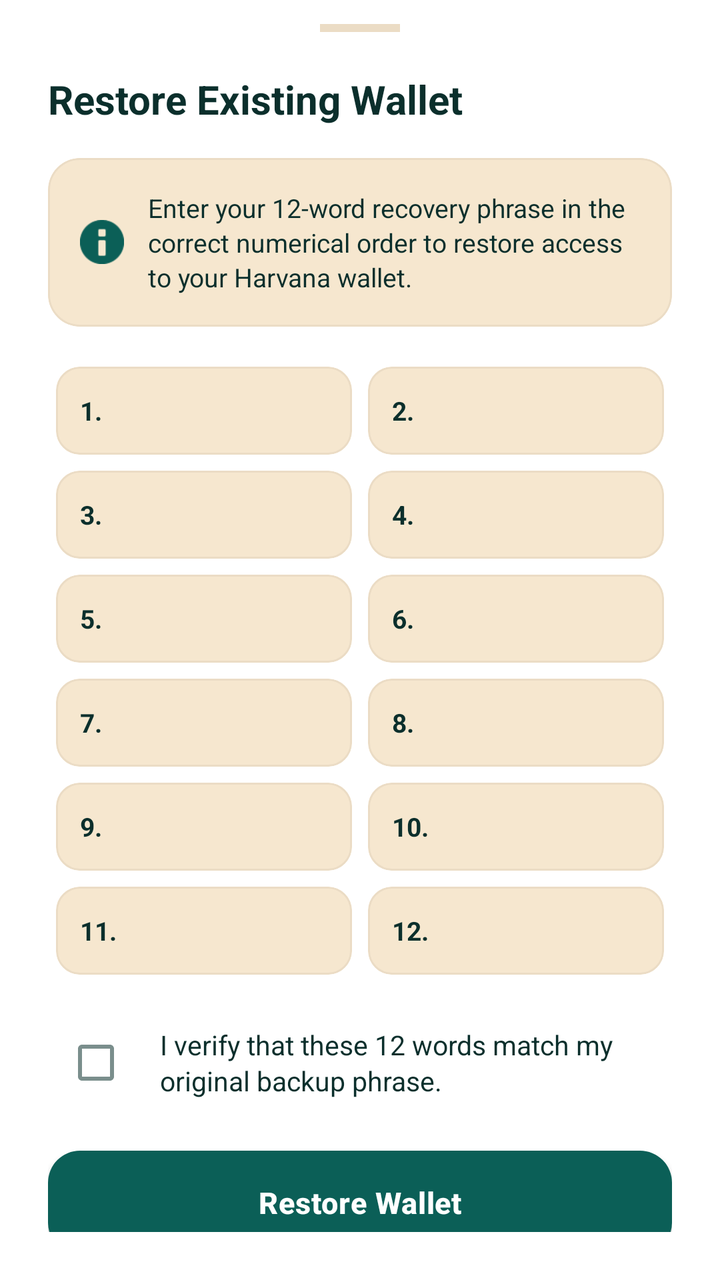
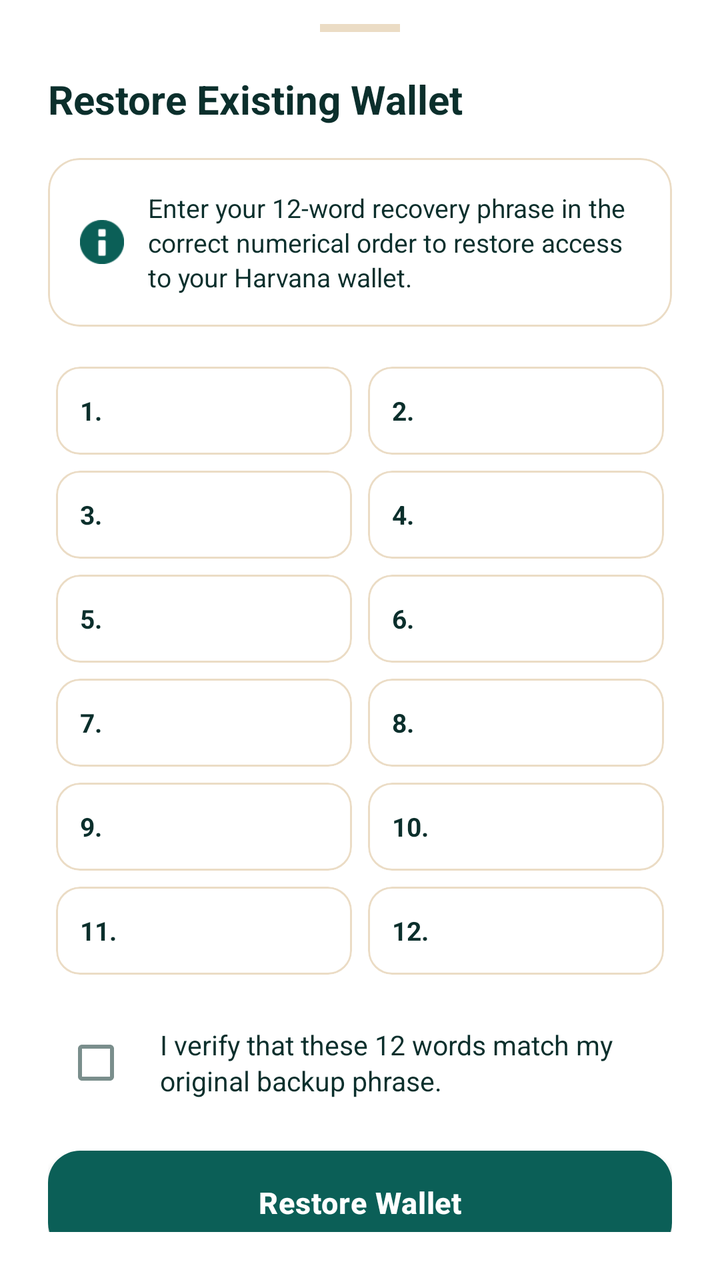

Compare the two renders of this Android layout. The source of the first and the diff that turns it into the second are given below.
<!-- AndroidManifest.xml: application theme AppTheme -->
<!-- res/layout/bottom_sheet_recovery_phrase_old.xml -->
<LinearLayout
	xmlns:android="http://schemas.android.com/apk/res/android"
	xmlns:app="http://schemas.android.com/apk/res-auto"
	xmlns:tools="http://schemas.android.com/tools"
	android:layout_width="match_parent"
	android:layout_height="wrap_content"
	android:background="?attr/colorSurface"
	android:orientation="vertical">
	<LinearLayout
		android:id="@+id/linear70"
		android:layout_width="match_parent"
		android:layout_height="wrap_content"
		android:paddingLeft="24dp"
		android:paddingTop="12dp"
		android:paddingRight="24dp"
		android:paddingBottom="24dp"
		android:gravity="center_horizontal"
		android:orientation="vertical">
		<View
			android:id="@+id/view71"
			android:layout_width="40dp"
			android:layout_height="4dp"
			android:layout_marginBottom="20dp"
			android:background="@color/colorCardStroke" />
		<TextView
			android:id="@+id/tv_title"
			android:layout_width="match_parent"
			android:layout_height="wrap_content"
			android:layout_marginBottom="16dp"
			android:text="Restore Existing Wallet"
			android:textSize="20sp"
			android:textStyle="bold"
			android:focusable="false" />
		<com.google.android.material.card.MaterialCardView
			android:id="@+id/cardview1"
			android:layout_width="match_parent"
			android:layout_height="wrap_content"
			android:layout_marginBottom="16dp"
			app:cardBackgroundColor="@color/colorSurfaceRaised"
			app:cardCornerRadius="16dp"
			app:cardElevation="0dp"
			app:strokeWidth="1dp"
			app:strokeColor="@color/colorCardStroke">
			<LinearLayout
				android:id="@+id/linear72"
				android:layout_width="match_parent"
				android:layout_height="wrap_content"
				android:padding="16dp"
				android:gravity="center_vertical"
				android:orientation="horizontal">
				<ImageView
					android:id="@+id/imageview4"
					android:layout_width="22dp"
					android:layout_height="22dp"
					android:scaleType="centerInside"
					android:src="@android:drawable/ic_dialog_info"
					android:focusable="false"
					android:layout_marginEnd="12dp"
					android:contentDescription="InfoIcon"
					app:tint="@color/colorAccent" />
				<TextView
					android:id="@+id/textview7"
					android:layout_width="0dp"
					android:layout_height="wrap_content"
					android:text="Enter your 12-word recovery phrase in the correct numerical order to restore access to your Harvana wallet."
					android:textSize="13sp"
					android:layout_weight="1"
					android:focusable="false"
					android:lineSpacingExtra="2dp" />
			</LinearLayout>
		</com.google.android.material.card.MaterialCardView>
		<LinearLayout
			android:id="@+id/linear73"
			android:layout_width="match_parent"
			android:layout_height="wrap_content"
			android:layout_marginBottom="16dp"
			android:orientation="vertical">
			<LinearLayout
				android:id="@+id/linear74"
				android:layout_width="match_parent"
				android:layout_height="wrap_content"
				android:orientation="horizontal">
				<com.google.android.material.card.MaterialCardView
					android:id="@+id/cardview2"
					android:layout_width="0dp"
					android:layout_height="44dp"
					android:layout_margin="4dp"
					app:cardBackgroundColor="@color/colorSurfaceRaised"
					android:layout_weight="1"
					app:cardCornerRadius="12dp"
					app:cardElevation="0dp"
					app:strokeColor="@color/colorCardStroke"
					app:strokeWidth="1dp">
					<LinearLayout
						android:id="@+id/linear75"
						android:layout_width="match_parent"
						android:layout_height="match_parent"
						android:gravity="center_vertical"
						android:paddingStart="12dp"
						android:paddingEnd="12dp">
						<TextView
							android:id="@+id/tv_num_1"
							android:layout_width="wrap_content"
							android:layout_height="wrap_content"
							android:text="1."
							android:textSize="13sp"
							android:textStyle="bold"
							android:focusable="false" />
						<EditText
							android:id="@+id/et_word_1"
							android:layout_width="match_parent"
							android:layout_height="match_parent"
							android:textSize="15sp"
							android:textStyle="bold"
							android:imeOptions="actionNext"
							android:background="@null"
							android:inputType="textNoSuggestions"
							android:layout_marginStart="8dp"
							android:focusable="true"
							android:focusableInTouchMode="true"
							android:cursorVisible="true"
							android:maxLines="1" />
					</LinearLayout>
				</com.google.android.material.card.MaterialCardView>
				<com.google.android.material.card.MaterialCardView
					android:id="@+id/cardview3"
					android:layout_width="0dp"
					android:layout_height="44dp"
					android:layout_margin="4dp"
					app:cardBackgroundColor="@color/colorSurfaceRaised"
					android:layout_weight="1"
					app:cardCornerRadius="12dp"
					app:cardElevation="0dp"
					app:strokeColor="@color/colorCardStroke"
					app:strokeWidth="1dp">
					<LinearLayout
						android:id="@+id/linear76"
						android:layout_width="match_parent"
						android:layout_height="match_parent"
						android:gravity="center_vertical"
						android:paddingStart="12dp"
						android:paddingEnd="12dp">
						<TextView
							android:id="@+id/tv_num_2"
							android:layout_width="wrap_content"
							android:layout_height="wrap_content"
							android:text="2."
							android:textSize="13sp"
							android:textStyle="bold"
							android:focusable="false" />
						<EditText
							android:id="@+id/et_word_2"
							android:layout_width="match_parent"
							android:layout_height="match_parent"
							android:textSize="15sp"
							android:textStyle="bold"
							android:imeOptions="actionNext"
							android:background="@null"
							android:inputType="textNoSuggestions"
							android:layout_marginStart="8dp"
							android:focusable="true"
							android:focusableInTouchMode="true"
							android:cursorVisible="true"
							android:maxLines="1" />
					</LinearLayout>
				</com.google.android.material.card.MaterialCardView>
			</LinearLayout>
			<LinearLayout
				android:id="@+id/linear77"
				android:layout_width="match_parent"
				android:layout_height="wrap_content"
				android:orientation="horizontal">
				<com.google.android.material.card.MaterialCardView
					android:id="@+id/cardview4"
					android:layout_width="0dp"
					android:layout_height="44dp"
					android:layout_margin="4dp"
					app:cardBackgroundColor="@color/colorSurfaceRaised"
					android:layout_weight="1"
					app:cardCornerRadius="12dp"
					app:cardElevation="0dp"
					app:strokeColor="@color/colorCardStroke"
					app:strokeWidth="1dp">
					<LinearLayout
						android:id="@+id/linear78"
						android:layout_width="match_parent"
						android:layout_height="match_parent"
						android:gravity="center_vertical"
						android:paddingStart="12dp"
						android:paddingEnd="12dp">
						<TextView
							android:id="@+id/tv_num_3"
							android:layout_width="wrap_content"
							android:layout_height="wrap_content"
							android:text="3."
							android:textSize="13sp"
							android:textStyle="bold"
							android:focusable="false" />
						<EditText
							android:id="@+id/et_word_3"
							android:layout_width="match_parent"
							android:layout_height="match_parent"
							android:textSize="15sp"
							android:textStyle="bold"
							android:imeOptions="actionNext"
							android:background="@null"
							android:inputType="textNoSuggestions"
							android:layout_marginStart="8dp"
							android:focusable="true"
							android:focusableInTouchMode="true"
							android:cursorVisible="true"
							android:maxLines="1" />
					</LinearLayout>
				</com.google.android.material.card.MaterialCardView>
				<com.google.android.material.card.MaterialCardView
					android:id="@+id/cardview5"
					android:layout_width="0dp"
					android:layout_height="44dp"
					android:layout_margin="4dp"
					app:cardBackgroundColor="@color/colorSurfaceRaised"
					android:layout_weight="1"
					app:cardCornerRadius="12dp"
					app:cardElevation="0dp"
					app:strokeColor="@color/colorCardStroke"
					app:strokeWidth="1dp">
					<LinearLayout
						android:id="@+id/linear79"
						android:layout_width="match_parent"
						android:layout_height="match_parent"
						android:gravity="center_vertical"
						android:paddingStart="12dp"
						android:paddingEnd="12dp">
						<TextView
							android:id="@+id/tv_num_4"
							android:layout_width="wrap_content"
							android:layout_height="wrap_content"
							android:text="4."
							android:textSize="13sp"
							android:textStyle="bold"
							android:focusable="false" />
						<EditText
							android:id="@+id/et_word_4"
							android:layout_width="match_parent"
							android:layout_height="match_parent"
							android:textSize="15sp"
							android:textStyle="bold"
							android:imeOptions="actionNext"
							android:background="@null"
							android:inputType="textNoSuggestions"
							android:layout_marginStart="8dp"
							android:focusable="true"
							android:focusableInTouchMode="true"
							android:cursorVisible="true"
							android:maxLines="1" />
					</LinearLayout>
				</com.google.android.material.card.MaterialCardView>
			</LinearLayout>
			<LinearLayout
				android:id="@+id/linear80"
				android:layout_width="match_parent"
				android:layout_height="wrap_content"
				android:orientation="horizontal">
				<com.google.android.material.card.MaterialCardView
					android:id="@+id/cardview6"
					android:layout_width="0dp"
					android:layout_height="44dp"
					android:layout_margin="4dp"
					app:cardBackgroundColor="@color/colorSurfaceRaised"
					android:layout_weight="1"
					app:cardCornerRadius="12dp"
					app:cardElevation="0dp"
					app:strokeColor="@color/colorCardStroke"
					app:strokeWidth="1dp">
					<LinearLayout
						android:id="@+id/linear81"
						android:layout_width="match_parent"
						android:layout_height="match_parent"
						android:gravity="center_vertical"
						android:paddingStart="12dp"
						android:paddingEnd="12dp">
						<TextView
							android:id="@+id/tv_num_5"
							android:layout_width="wrap_content"
							android:layout_height="wrap_content"
							android:text="5."
							android:textSize="13sp"
							android:textStyle="bold"
							android:focusable="false" />
						<EditText
							android:id="@+id/et_word_5"
							android:layout_width="match_parent"
							android:layout_height="match_parent"
							android:textSize="15sp"
							android:textStyle="bold"
							android:imeOptions="actionNext"
							android:background="@null"
							android:inputType="textNoSuggestions"
							android:layout_marginStart="8dp"
							android:focusable="true"
							android:focusableInTouchMode="true"
							android:cursorVisible="true"
							android:maxLines="1" />
					</LinearLayout>
				</com.google.android.material.card.MaterialCardView>
				<com.google.android.material.card.MaterialCardView
					android:id="@+id/cardview7"
					android:layout_width="0dp"
					android:layout_height="44dp"
					android:layout_margin="4dp"
					app:cardBackgroundColor="@color/colorSurfaceRaised"
					android:layout_weight="1"
					app:cardCornerRadius="12dp"
					app:cardElevation="0dp"
					app:strokeColor="@color/colorCardStroke"
					app:strokeWidth="1dp">
					<LinearLayout
						android:id="@+id/linear82"
						android:layout_width="match_parent"
						android:layout_height="match_parent"
						android:gravity="center_vertical"
						android:paddingStart="12dp"
						android:paddingEnd="12dp">
						<TextView
							android:id="@+id/tv_num_6"
							android:layout_width="wrap_content"
							android:layout_height="wrap_content"
							android:text="6."
							android:textSize="13sp"
							android:textStyle="bold"
							android:focusable="false" />
						<EditText
							android:id="@+id/et_word_6"
							android:layout_width="match_parent"
							android:layout_height="match_parent"
							android:textSize="15sp"
							android:textStyle="bold"
							android:imeOptions="actionNext"
							android:background="@null"
							android:inputType="textNoSuggestions"
							android:layout_marginStart="8dp"
							android:focusable="true"
							android:focusableInTouchMode="true"
							android:cursorVisible="true"
							android:maxLines="1" />
					</LinearLayout>
				</com.google.android.material.card.MaterialCardView>
			</LinearLayout>
			<LinearLayout
				android:id="@+id/linear83"
				android:layout_width="match_parent"
				android:layout_height="wrap_content"
				android:orientation="horizontal">
				<com.google.android.material.card.MaterialCardView
					android:id="@+id/cardview8"
					android:layout_width="0dp"
					android:layout_height="44dp"
					android:layout_margin="4dp"
					app:cardBackgroundColor="@color/colorSurfaceRaised"
					android:layout_weight="1"
					app:cardCornerRadius="12dp"
					app:cardElevation="0dp"
					app:strokeColor="@color/colorCardStroke"
					app:strokeWidth="1dp">
					<LinearLayout
						android:id="@+id/linear84"
						android:layout_width="match_parent"
						android:layout_height="match_parent"
						android:gravity="center_vertical"
						android:paddingStart="12dp"
						android:paddingEnd="12dp">
						<TextView
							android:id="@+id/tv_num_7"
							android:layout_width="wrap_content"
							android:layout_height="wrap_content"
							android:text="7."
							android:textSize="13sp"
							android:textStyle="bold"
							android:focusable="false" />
						<EditText
							android:id="@+id/et_word_7"
							android:layout_width="match_parent"
							android:layout_height="match_parent"
							android:textSize="15sp"
							android:textStyle="bold"
							android:imeOptions="actionNext"
							android:background="@null"
							android:inputType="textNoSuggestions"
							android:layout_marginStart="8dp"
							android:focusable="true"
							android:focusableInTouchMode="true"
							android:cursorVisible="true"
							android:maxLines="1" />
					</LinearLayout>
				</com.google.android.material.card.MaterialCardView>
				<com.google.android.material.card.MaterialCardView
					android:id="@+id/cardview9"
					android:layout_width="0dp"
					android:layout_height="44dp"
					android:layout_margin="4dp"
					app:cardBackgroundColor="@color/colorSurfaceRaised"
					android:layout_weight="1"
					app:cardCornerRadius="12dp"
					app:cardElevation="0dp"
					app:strokeColor="@color/colorCardStroke"
					app:strokeWidth="1dp">
					<LinearLayout
						android:id="@+id/linear85"
						android:layout_width="match_parent"
						android:layout_height="match_parent"
						android:gravity="center_vertical"
						android:paddingStart="12dp"
						android:paddingEnd="12dp">
						<TextView
							android:id="@+id/tv_num_8"
							android:layout_width="wrap_content"
							android:layout_height="wrap_content"
							android:text="8."
							android:textSize="13sp"
							android:textStyle="bold"
							android:focusable="false" />
						<EditText
							android:id="@+id/et_word_8"
							android:layout_width="match_parent"
							android:layout_height="match_parent"
							android:textSize="15sp"
							android:textStyle="bold"
							android:imeOptions="actionNext"
							android:background="@null"
							android:inputType="textNoSuggestions"
							android:layout_marginStart="8dp"
							android:focusable="true"
							android:focusableInTouchMode="true"
							android:cursorVisible="true"
							android:maxLines="1" />
					</LinearLayout>
				</com.google.android.material.card.MaterialCardView>
			</LinearLayout>
			<LinearLayout
				android:id="@+id/linear86"
				android:layout_width="match_parent"
				android:layout_height="wrap_content"
				android:orientation="horizontal">
				<com.google.android.material.card.MaterialCardView
					android:id="@+id/cardview10"
					android:layout_width="0dp"
					android:layout_height="44dp"
					android:layout_margin="4dp"
					app:cardBackgroundColor="@color/colorSurfaceRaised"
					android:layout_weight="1"
					app:cardCornerRadius="12dp"
					app:cardElevation="0dp"
					app:strokeColor="@color/colorCardStroke"
					app:strokeWidth="1dp">
					<LinearLayout
						android:id="@+id/linear87"
						android:layout_width="match_parent"
						android:layout_height="match_parent"
						android:gravity="center_vertical"
						android:paddingStart="12dp"
						android:paddingEnd="12dp">
						<TextView
							android:id="@+id/tv_num_9"
							android:layout_width="wrap_content"
							android:layout_height="wrap_content"
							android:text="9."
							android:textSize="13sp"
							android:textStyle="bold"
							android:focusable="false" />
						<EditText
							android:id="@+id/et_word_9"
							android:layout_width="match_parent"
							android:layout_height="match_parent"
							android:textSize="15sp"
							android:textStyle="bold"
							android:imeOptions="actionNext"
							android:background="@null"
							android:inputType="textNoSuggestions"
							android:layout_marginStart="8dp"
							android:focusable="true"
							android:focusableInTouchMode="true"
							android:cursorVisible="true"
							android:maxLines="1" />
					</LinearLayout>
				</com.google.android.material.card.MaterialCardView>
				<com.google.android.material.card.MaterialCardView
					android:id="@+id/cardview11"
					android:layout_width="0dp"
					android:layout_height="44dp"
					android:layout_margin="4dp"
					app:cardBackgroundColor="@color/colorSurfaceRaised"
					android:layout_weight="1"
					app:cardCornerRadius="12dp"
					app:cardElevation="0dp"
					app:strokeColor="@color/colorCardStroke"
					app:strokeWidth="1dp">
					<LinearLayout
						android:id="@+id/linear88"
						android:layout_width="match_parent"
						android:layout_height="match_parent"
						android:gravity="center_vertical"
						android:paddingStart="12dp"
						android:paddingEnd="12dp">
						<TextView
							android:id="@+id/tv_num_10"
							android:layout_width="wrap_content"
							android:layout_height="wrap_content"
							android:text="10."
							android:textSize="13sp"
							android:textStyle="bold"
							android:focusable="false" />
						<EditText
							android:id="@+id/et_word_10"
							android:layout_width="match_parent"
							android:layout_height="match_parent"
							android:textSize="15sp"
							android:textStyle="bold"
							android:imeOptions="actionNext"
							android:background="@null"
							android:inputType="textNoSuggestions"
							android:layout_marginStart="8dp"
							android:focusable="true"
							android:focusableInTouchMode="true"
							android:cursorVisible="true"
							android:maxLines="1" />
					</LinearLayout>
				</com.google.android.material.card.MaterialCardView>
			</LinearLayout>
			<LinearLayout
				android:id="@+id/linear89"
				android:layout_width="match_parent"
				android:layout_height="wrap_content"
				android:orientation="horizontal">
				<com.google.android.material.card.MaterialCardView
					android:id="@+id/cardview12"
					android:layout_width="0dp"
					android:layout_height="44dp"
					android:layout_margin="4dp"
					app:cardBackgroundColor="@color/colorSurfaceRaised"
					android:layout_weight="1"
					app:cardCornerRadius="12dp"
					app:cardElevation="0dp"
					app:strokeColor="@color/colorCardStroke"
					app:strokeWidth="1dp">
					<LinearLayout
						android:id="@+id/linear90"
						android:layout_width="match_parent"
						android:layout_height="match_parent"
						android:gravity="center_vertical"
						android:paddingStart="12dp"
						android:paddingEnd="12dp">
						<TextView
							android:id="@+id/tv_num_11"
							android:layout_width="wrap_content"
							android:layout_height="wrap_content"
							android:text="11."
							android:textSize="13sp"
							android:textStyle="bold"
							android:focusable="false" />
						<EditText
							android:id="@+id/et_word_11"
							android:layout_width="match_parent"
							android:layout_height="match_parent"
							android:textSize="15sp"
							android:textStyle="bold"
							android:imeOptions="actionNext"
							android:background="@null"
							android:inputType="textNoSuggestions"
							android:layout_marginStart="8dp"
							android:focusable="true"
							android:focusableInTouchMode="true"
							android:cursorVisible="true"
							android:maxLines="1" />
					</LinearLayout>
				</com.google.android.material.card.MaterialCardView>
				<com.google.android.material.card.MaterialCardView
					android:id="@+id/cardview13"
					android:layout_width="0dp"
					android:layout_height="44dp"
					android:layout_margin="4dp"
					app:cardBackgroundColor="@color/colorSurfaceRaised"
					android:layout_weight="1"
					app:cardCornerRadius="12dp"
					app:cardElevation="0dp"
					app:strokeColor="@color/colorCardStroke"
					app:strokeWidth="1dp">
					<LinearLayout
						android:id="@+id/linear91"
						android:layout_width="match_parent"
						android:layout_height="match_parent"
						android:gravity="center_vertical"
						android:paddingStart="12dp"
						android:paddingEnd="12dp">
						<TextView
							android:id="@+id/tv_num_12"
							android:layout_width="wrap_content"
							android:layout_height="wrap_content"
							android:text="12."
							android:textSize="13sp"
							android:textStyle="bold"
							android:focusable="false" />
						<EditText
							android:id="@+id/et_word_12"
							android:layout_width="match_parent"
							android:layout_height="match_parent"
							android:textSize="15sp"
							android:textStyle="bold"
							android:imeOptions="actionDone"
							android:background="@null"
							android:inputType="textNoSuggestions"
							android:layout_marginStart="8dp"
							android:focusable="true"
							android:focusableInTouchMode="true"
							android:cursorVisible="true"
							android:maxLines="1" />
					</LinearLayout>
				</com.google.android.material.card.MaterialCardView>
			</LinearLayout>
		</LinearLayout>
		<LinearLayout
			android:id="@+id/linear92"
			android:layout_width="match_parent"
			android:layout_height="wrap_content"
			android:layout_marginBottom="20dp"
			android:gravity="center_vertical"
			android:orientation="horizontal">
			<CheckBox
				android:id="@+id/cb_agree"
				android:layout_width="wrap_content"
				android:layout_height="wrap_content"
				android:textSize="12sp"
				android:focusable="false" />
			<TextView
				android:id="@+id/textview8"
				android:layout_width="0dp"
				android:layout_height="wrap_content"
				android:text="I verify that these 12 words match my original backup phrase."
				android:layout_weight="1"
				android:textSize="13.5sp"
				android:focusable="false"
				android:layout_marginStart="8dp"
				android:lineSpacingExtra="2dp" />
		</LinearLayout>
		<com.google.android.material.button.MaterialButton
			android:id="@+id/btn_restore"
			android:layout_width="match_parent"
			android:layout_height="52dp"
			android:gravity="center_horizontal|center_vertical"
			android:text="Restore Wallet"
			android:textSize="15sp"
			android:textStyle="bold"
			android:textColor="@color/colorTextOnAccent"
			app:backgroundTint="@color/colorAccent"
			app:cornerRadius="16dp"
			app:elevation="0dp"
			app:strokeWidth="0dp" />
	</LinearLayout>
</LinearLayout>
<!-- resources referenced by this layout -->
<resources>
  <color name="colorAccent">#0B5F57</color>
  <color name="colorCardStroke">#EBDCC5</color>
  <color name="colorSurfaceRaised">#F6E7CF</color>
  <color name="colorTextOnAccent">#FFFFFF</color>
  <style name="HarvanaPopupMenu" parent="Widget.MaterialComponents.PopupMenu">
          <item name="android:popupBackground">@drawable/bg_popup_menu</item>
          <item name="android:popupElevation">10dp</item>
      </style>
  <style name="HarvanaSpinner" parent="Widget.AppCompat.Spinner">
          <item name="android:popupBackground">@color/colorSurface</item>
          <item name="android:dropDownSelector">@color/colorAccentRipple</item>
      </style>
  <style name="HarvanaButton" parent="Widget.MaterialComponents.Button">
          <item name="cornerRadius">12dp</item>
          <item name="android:minHeight">48dp</item>
          <item name="android:insetTop">0dp</item>
          <item name="android:insetBottom">0dp</item>
          <item name="android:paddingStart">16dp</item>
          <item name="android:paddingEnd">16dp</item>
          <item name="android:textAllCaps">false</item>
          <item name="android:textStyle">bold</item>
          <item name="android:textSize">15sp</item>
          <item name="android:letterSpacing">0.02</item>
          <item name="backgroundTint">@color/colorAccent</item>
          <item name="android:textColor">@color/colorTextOnAccent</item>
      </style>
  <!-- drawable ic_nav_back (drawable) -->
  <?xml version="1.0" encoding="utf-8"?>
  <vector xmlns:android="http://schemas.android.com/apk/res/android"
      android:width="24dp" android:height="24dp" android:viewportWidth="24" android:viewportHeight="24"
      android:autoMirrored="true"
      android:tint="?attr/colorControlNormal">
      <path android:fillColor="#FFFFFFFF" android:pathData="M20,11H7.83l5.59,-5.59L12,4l-8,8 8,8 1.41,-1.41L7.83,13H20v-2z" />
  </vector>
  <style name="HarvanaTextView" parent="android:Widget.TextView">
          <item name="android:textColor">@color/colorTextPrimary</item>
      </style>
  <color name="colorBackground">#FFF8EE</color>
  <color name="colorTextPrimary">#0B2F2C</color>
  <color name="colorAccentDark">#084A44</color>
  <color name="colorError">#C8443F</color>
  <color name="colorTextPrimaryWhite">#FFFFFF</color>
  <color name="colorControlNormal">#587570</color>
  <color name="colorAccentRipple">#1A0B5F57</color>
  <color name="colorAccentStroke">#330B5F57</color>
  <color name="colorAccentStrong">#053D3A</color>
  <color name="colorSurface">#FFFFFF</color>
  <color name="colorTextSecondary">#3F5F5A</color>
  <color name="colorTextTertiary">#587570</color>
  <!-- drawable bg_popup_menu (drawable) -->
  <?xml version="1.0" encoding="utf-8"?>
  <shape xmlns:android="http://schemas.android.com/apk/res/android" android:shape="rectangle">
      <solid android:color="@color/colorPopupSurface" />
      <stroke android:width="1dp" android:color="@color/colorCardStroke" />
      <corners android:radius="14dp" />
  </shape>
  <style name="HarvanaDialogButton" parent="Widget.MaterialComponents.Button.TextButton.Dialog">
          <item name="android:textColor">@color/colorAccent</item>
          <item name="android:minHeight">48dp</item>
      </style>
  <style name="HarvanaBottomSheetStyle" parent="Widget.MaterialComponents.BottomSheet.Modal">
          <item name="backgroundTint">?attr/colorSurface</item>
          <item name="shapeAppearanceOverlay">@style/HarvanaBottomSheetShape</item>
      </style>
  <color name="colorPopupSurface">#F6E9D2</color>
  <style name="HarvanaBottomSheetShape" parent="">
          <item name="cornerFamily">rounded</item>
          <item name="cornerSizeTopLeft">20dp</item>
          <item name="cornerSizeTopRight">20dp</item>
          <item name="cornerSizeBottomLeft">0dp</item>
          <item name="cornerSizeBottomRight">0dp</item>
      </style>
  <!-- unchanged entries left out for length: 4 -->
</resources>

<!-- the commit's change to res/layout/bottom_sheet_recovery_phrase_old.xml (unified diff, before → after) -->
@@ -36,7 +36,7 @@
 			android:layout_width="match_parent"
 			android:layout_height="wrap_content"
 			android:layout_marginBottom="16dp"
-			app:cardBackgroundColor="@color/colorSurfaceRaised"
+			app:cardBackgroundColor="@color/colorSurface"
 			app:cardCornerRadius="16dp"
 			app:cardElevation="0dp"
 			app:strokeWidth="1dp"
@@ -85,7 +85,7 @@
 					android:layout_width="0dp"
 					android:layout_height="44dp"
 					android:layout_margin="4dp"
-					app:cardBackgroundColor="@color/colorSurfaceRaised"
+					app:cardBackgroundColor="@color/colorSurface"
 					android:layout_weight="1"
 					app:cardCornerRadius="12dp"
 					app:cardElevation="0dp"
@@ -127,7 +127,7 @@
 					android:layout_width="0dp"
 					android:layout_height="44dp"
 					android:layout_margin="4dp"
-					app:cardBackgroundColor="@color/colorSurfaceRaised"
+					app:cardBackgroundColor="@color/colorSurface"
 					android:layout_weight="1"
 					app:cardCornerRadius="12dp"
 					app:cardElevation="0dp"
@@ -175,7 +175,7 @@
 					android:layout_width="0dp"
 					android:layout_height="44dp"
 					android:layout_margin="4dp"
-					app:cardBackgroundColor="@color/colorSurfaceRaised"
+					app:cardBackgroundColor="@color/colorSurface"
 					android:layout_weight="1"
 					app:cardCornerRadius="12dp"
 					app:cardElevation="0dp"
@@ -217,7 +217,7 @@
 					android:layout_width="0dp"
 					android:layout_height="44dp"
 					android:layout_margin="4dp"
-					app:cardBackgroundColor="@color/colorSurfaceRaised"
+					app:cardBackgroundColor="@color/colorSurface"
 					android:layout_weight="1"
 					app:cardCornerRadius="12dp"
 					app:cardElevation="0dp"
@@ -265,7 +265,7 @@
 					android:layout_width="0dp"
 					android:layout_height="44dp"
 					android:layout_margin="4dp"
-					app:cardBackgroundColor="@color/colorSurfaceRaised"
+					app:cardBackgroundColor="@color/colorSurface"
 					android:layout_weight="1"
 					app:cardCornerRadius="12dp"
 					app:cardElevation="0dp"
@@ -307,7 +307,7 @@
 					android:layout_width="0dp"
 					android:layout_height="44dp"
 					android:layout_margin="4dp"
-					app:cardBackgroundColor="@color/colorSurfaceRaised"
+					app:cardBackgroundColor="@color/colorSurface"
 					android:layout_weight="1"
 					app:cardCornerRadius="12dp"
 					app:cardElevation="0dp"
@@ -355,7 +355,7 @@
 					android:layout_width="0dp"
 					android:layout_height="44dp"
 					android:layout_margin="4dp"
-					app:cardBackgroundColor="@color/colorSurfaceRaised"
+					app:cardBackgroundColor="@color/colorSurface"
 					android:layout_weight="1"
 					app:cardCornerRadius="12dp"
 					app:cardElevation="0dp"
@@ -397,7 +397,7 @@
 					android:layout_width="0dp"
 					android:layout_height="44dp"
 					android:layout_margin="4dp"
-					app:cardBackgroundColor="@color/colorSurfaceRaised"
+					app:cardBackgroundColor="@color/colorSurface"
 					android:layout_weight="1"
 					app:cardCornerRadius="12dp"
 					app:cardElevation="0dp"
@@ -445,7 +445,7 @@
 					android:layout_width="0dp"
 					android:layout_height="44dp"
 					android:layout_margin="4dp"
-					app:cardBackgroundColor="@color/colorSurfaceRaised"
+					app:cardBackgroundColor="@color/colorSurface"
 					android:layout_weight="1"
 					app:cardCornerRadius="12dp"
 					app:cardElevation="0dp"
@@ -487,7 +487,7 @@
 					android:layout_width="0dp"
 					android:layout_height="44dp"
 					android:layout_margin="4dp"
-					app:cardBackgroundColor="@color/colorSurfaceRaised"
+					app:cardBackgroundColor="@color/colorSurface"
 					android:layout_weight="1"
 					app:cardCornerRadius="12dp"
 					app:cardElevation="0dp"
@@ -535,7 +535,7 @@
 					android:layout_width="0dp"
 					android:layout_height="44dp"
 					android:layout_margin="4dp"
-					app:cardBackgroundColor="@color/colorSurfaceRaised"
+					app:cardBackgroundColor="@color/colorSurface"
 					android:layout_weight="1"
 					app:cardCornerRadius="12dp"
 					app:cardElevation="0dp"
@@ -577,7 +577,7 @@
 					android:layout_width="0dp"
 					android:layout_height="44dp"
 					android:layout_margin="4dp"
-					app:cardBackgroundColor="@color/colorSurfaceRaised"
+					app:cardBackgroundColor="@color/colorSurface"
 					android:layout_weight="1"
 					app:cardCornerRadius="12dp"
 					app:cardElevation="0dp"
<!-- resource entries referenced after the edit -->
@@ -2,7 +2,6 @@
 <resources>
   <color name="colorAccent">#0B5F57</color>
   <color name="colorCardStroke">#EBDCC5</color>
-  <color name="colorSurfaceRaised">#F6E7CF</color>
   <color name="colorTextOnAccent">#FFFFFF</color>
   <style name="HarvanaPopupMenu" parent="Widget.MaterialComponents.PopupMenu">
           <item name="android:popupBackground">@drawable/bg_popup_menu</item>
@@ -64,7 +63,7 @@
           <item name="backgroundTint">?attr/colorSurface</item>
           <item name="shapeAppearanceOverlay">@style/HarvanaBottomSheetShape</item>
       </style>
-  <color name="colorPopupSurface">#F6E9D2</color>
+  <color name="colorPopupSurface">@color/colorSurface</color>
   <style name="HarvanaBottomSheetShape" parent="">
           <item name="cornerFamily">rounded</item>
           <item name="cornerSizeTopLeft">20dp</item>
